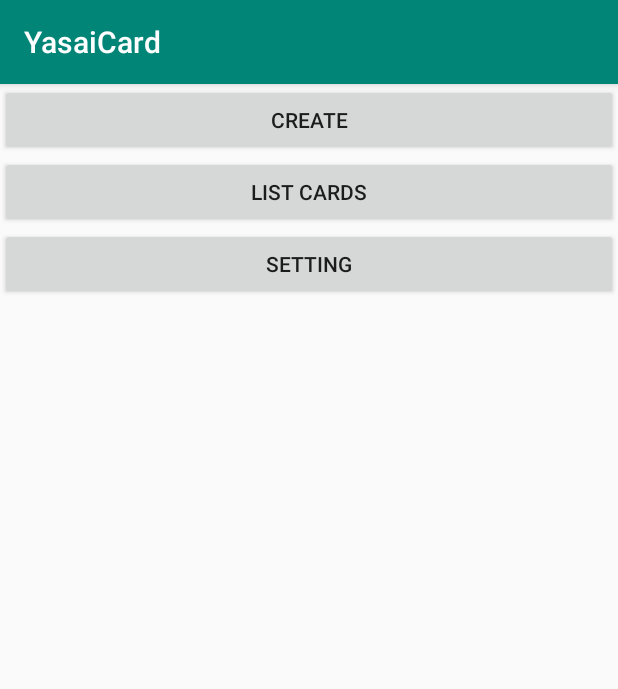
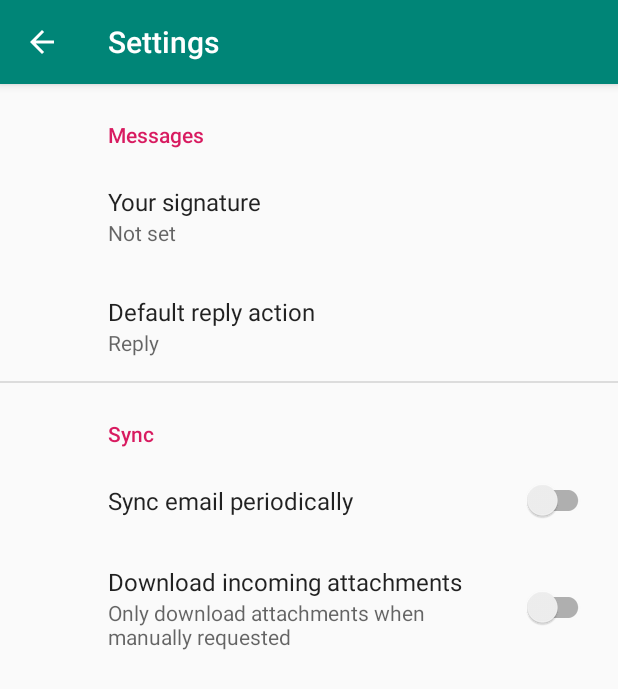
Before and after one commit to midorihana/YasaiCard, an Android app: the screen it shows after launch (MainActivity before the commit, SettingsActivity after it), after a tap on "SETTING", on a phone screen of 412 x 824 dp. Shown: the top 689 px of the screen. Run offline under Robolectric (Android 15) with nearby library versions, the phone set to English and light mode, and no system bars; our stand-ins replace androidx.preference.

Commit message:
Add new Screen
- Add Card Screen
- List Card Screen
- Menu Screen

```diff
--- a/app/build.gradle
+++ b/app/build.gradle
@@ -22,6 +22,8 @@ dependencies {
     implementation fileTree(dir: 'libs', include: ['*.jar'])
     implementation 'androidx.appcompat:appcompat:1.0.2'
     implementation 'androidx.constraintlayout:constraintlayout:1.1.3'
+    implementation 'com.google.android.material:material:1.0.0'
+    implementation 'androidx.preference:preference:1.1.0-alpha05'
     testImplementation 'junit:junit:4.12'
     androidTestImplementation 'androidx.test:runner:1.1.1'
     androidTestImplementation 'androidx.test.espresso:espresso-core:3.1.1'
--- a/app/src/main/java/com/example/yasaicard/MainActivity.java
+++ b/app/src/main/java/com/example/yasaicard/MainActivity.java
@@ -2,6 +2,7 @@ package com.example.yasaicard;
 
 import androidx.appcompat.app.AppCompatActivity;
 
+import android.content.Intent;
 import android.os.Bundle;
 import android.view.View;
 import android.widget.Button;
@@ -35,14 +36,21 @@ public class MainActivity extends AppCompatActivity implements View.OnClickListe
 
         if (v == btnCreateNewCard) {
             // Goto Create New Card Screen
-            // TODO ...
+            Intent intent = new Intent(MainActivity.this, AddNewCardActivity.class);
+            // start the activity
+            startActivity(intent);
+
         } else if ( v == btnListCards) {
             // Goto ListCards Screen
-            // TODO ...
+            Intent intent = new Intent(MainActivity.this, ListCardsSetActivity.class);
+            // start the activity
+            startActivity(intent);
 
         } else if( v == btnSetting) {
             // Goto Setting Screen
-            // TODO ...
+            Intent intent = new Intent(MainActivity.this, SettingsActivity.class);
+            // start the activity
+            startActivity(intent);
         }
     }
 
--- /dev/null
+++ b/app/src/main/java/com/example/yasaicard/SettingsActivity.java
@@ -0,0 +1,31 @@
+package com.example.yasaicard;
+
+import android.os.Bundle;
+
+import androidx.appcompat.app.ActionBar;
+import androidx.appcompat.app.AppCompatActivity;
+import androidx.preference.PreferenceFragmentCompat;
+
+public class SettingsActivity extends AppCompatActivity {
+
+    @Override
+    protected void onCreate(Bundle savedInstanceState) {
+        super.onCreate(savedInstanceState);
+        setContentView(R.layout.settings_activity);
+        getSupportFragmentManager()
+                .beginTransaction()
+                .replace(R.id.settings, new SettingsFragment())
+                .commit();
+        ActionBar actionBar = getSupportActionBar();
+        if (actionBar != null) {
+            actionBar.setDisplayHomeAsUpEnabled(true);
+        }
+    }
+
+    public static class SettingsFragment extends PreferenceFragmentCompat {
+        @Override
+        public void onCreatePreferences(Bundle savedInstanceState, String rootKey) {
+            setPreferencesFromResource(R.xml.root_preferences, rootKey);
+        }
+    }
+}
--- /dev/null
+++ b/app/src/main/res/layout/settings_activity.xml
@@ -0,0 +1,9 @@
+<LinearLayout xmlns:android="http://schemas.android.com/apk/res/android"
+    android:layout_width="match_parent"
+    android:layout_height="match_parent">
+
+    <FrameLayout
+        android:id="@+id/settings"
+        android:layout_width="match_parent"
+        android:layout_height="match_parent" />
+</LinearLayout>
--- /dev/null
+++ b/app/src/main/res/values/arrays.xml
@@ -0,0 +1,12 @@
+<resources>
+    <!-- Reply Preference -->
+    <string-array name="reply_entries">
+        <item>Reply</item>
+        <item>Reply to all</item>
+    </string-array>
+
+    <string-array name="reply_values">
+        <item>reply</item>
+        <item>reply_all</item>
+    </string-array>
+</resources>
--- /dev/null
+++ b/app/src/main/res/values/dimens.xml
@@ -0,0 +1,3 @@
+<resources>
+    <dimen name="fab_margin">16dp</dimen>
+</resources>
--- a/app/src/main/res/values/strings.xml
+++ b/app/src/main/res/values/strings.xml
@@ -1,3 +1,21 @@
 <resources>
     <string name="app_name">YasaiCard</string>
+    <string name="title_activity_add_new_card">AddNewCardActivity</string>
+    <string name="title_activity_list_cards_set">ListCardsSetActivity</string>
+    <string name="title_activity_settings">Settings</string>
+
+    <!-- Preference Titles -->
+    <string name="messages_header">Messages</string>
+    <string name="sync_header">Sync</string>
+
+    <!-- Messages Preferences -->
+    <string name="signature_title">Your signature</string>
+    <string name="reply_title">Default reply action</string>
+
+    <!-- Sync Preferences -->
+    <string name="sync_title">Sync email periodically</string>
+    <string name="attachment_title">Download incoming attachments</string>
+    <string name="attachment_summary_on">Automatically download attachments for incoming emails
+    </string>
+    <string name="attachment_summary_off">Only download attachments when manually requested</string>
 </resources>
--- a/app/src/main/res/values/styles.xml
+++ b/app/src/main/res/values/styles.xml
@@ -8,4 +8,13 @@
         <item name="colorAccent">@color/colorAccent</item>
     </style>
 
+    <style name="AppTheme.NoActionBar">
+        <item name="windowActionBar">false</item>
+        <item name="windowNoTitle">true</item>
+    </style>
+
+    <style name="AppTheme.AppBarOverlay" parent="ThemeOverlay.AppCompat.Dark.ActionBar" />
+
+    <style name="AppTheme.PopupOverlay" parent="ThemeOverlay.AppCompat.Light" />
+
 </resources>
--- /dev/null
+++ b/app/src/main/res/xml/root_preferences.xml
@@ -0,0 +1,51 @@
+<!--
+  ~ Copyright 2018 The app Open Source Project
+  ~
+  ~ Licensed under the Apache License, Version 2.0 (the "License");
+  ~ you may not use this file except in compliance with the License.
+  ~ You may obtain a copy of the License at
+  ~
+  ~      http://www.apache.org/licenses/LICENSE-2.0
+  ~
+  ~ Unless required by applicable law or agreed to in writing, software
+  ~ distributed under the License is distributed on an "AS IS" BASIS,
+  ~ WITHOUT WARRANTIES OR CONDITIONS OF ANY KIND, either express or implied.
+  ~ See the License for the specific language governing permissions and
+  ~ limitations under the License.
+  -->
+
+<PreferenceScreen xmlns:app="http://schemas.android.com/apk/res-auto">
+
+    <PreferenceCategory app:title="@string/messages_header">
+
+        <EditTextPreference
+            app:key="signature"
+            app:title="@string/signature_title"
+            app:useSimpleSummaryProvider="true" />
+
+        <ListPreference
+            app:defaultValue="reply"
+            app:entries="@array/reply_entries"
+            app:entryValues="@array/reply_values"
+            app:key="reply"
+            app:title="@string/reply_title"
+            app:useSimpleSummaryProvider="true" />
+
+    </PreferenceCategory>
+
+    <PreferenceCategory app:title="@string/sync_header">
+
+        <SwitchPreferenceCompat
+            app:key="sync"
+            app:title="@string/sync_title" />
+
+        <SwitchPreferenceCompat
+            app:dependency="sync"
+            app:key="attachment"
+            app:summaryOff="@string/attachment_summary_off"
+            app:summaryOn="@string/attachment_summary_on"
+            app:title="@string/attachment_title" />
+
+    </PreferenceCategory>
+
+</PreferenceScreen>
```
Also changed, not shown: app/src/main/AndroidManifest.xml (+11 -0 lines), app/src/main/java/com/example/yasaicard/AddNewCardActivity.java (added, +32 -0 lines), app/src/main/java/com/example/yasaicard/ListCardsSetActivity.java (added, +24 -0 lines), app/src/main/res/layout/activity_add_new_card.xml (added, +33 -0 lines), app/src/main/res/layout/activity_list_cards_set.xml (added, +33 -0 lines), app/src/main/res/layout/content_add_new_card.xml (added, +11 -0 lines), app/src/main/res/layout/content_list_cards_set.xml (added, +10 -0 lines).
